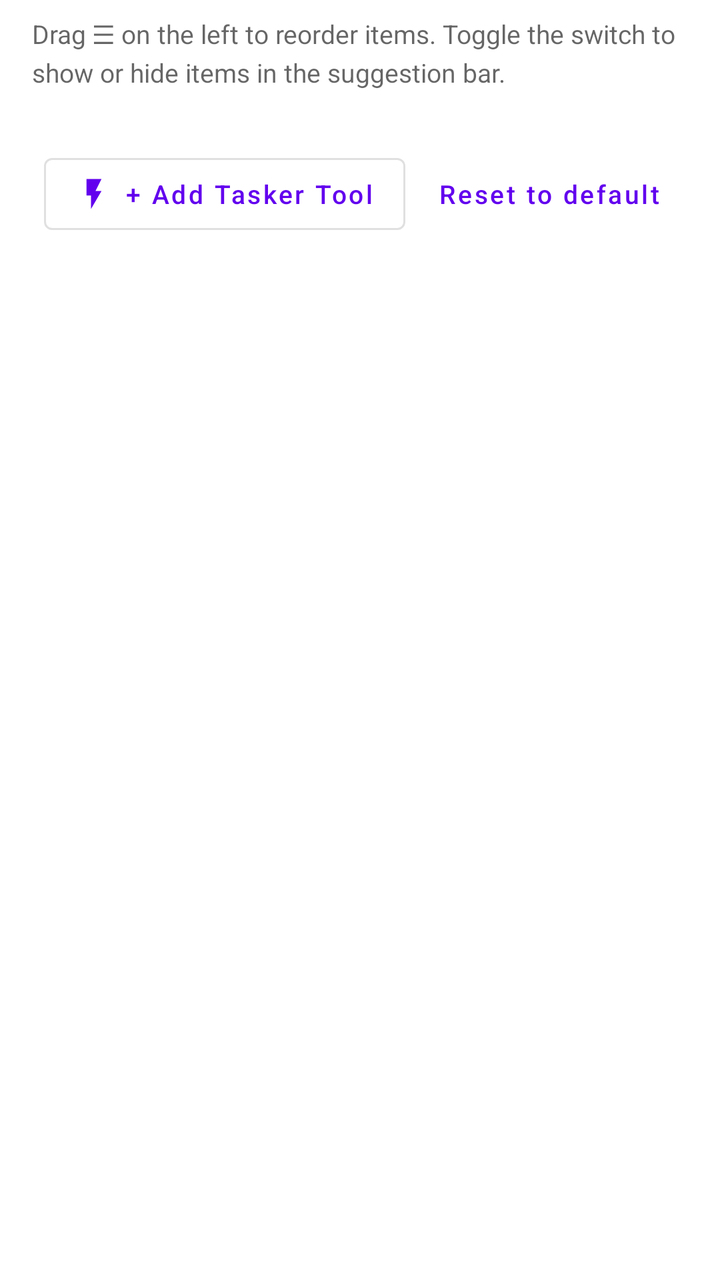
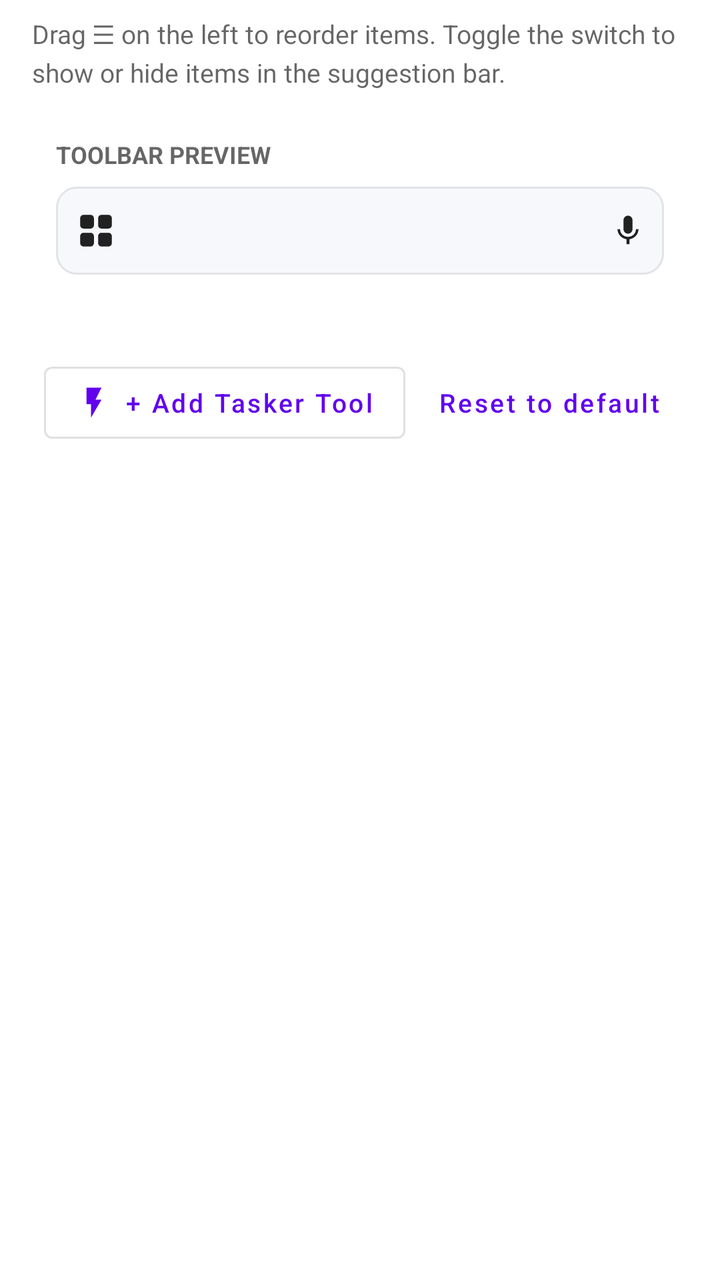

Screens rendered from an Android XML layout before and after an edit, with the pre-edit source and the edit as a unified diff.
<!-- AndroidManifest.xml: fallback theme Theme.MaterialComponents.DayNight.NoActionBar -->
<!-- res/layout/pref_suggestion_tools.xml -->
<?xml version="1.0" encoding="utf-8"?>
<LinearLayout xmlns:android="http://schemas.android.com/apk/res/android"
    xmlns:app="http://schemas.android.com/apk/res-auto"
    android:layout_width="match_parent"
    android:layout_height="wrap_content"
    android:orientation="vertical"
    android:paddingStart="16dp"
    android:paddingEnd="16dp"
    android:paddingTop="8dp"
    android:paddingBottom="16dp">

  
  <TextView
      android:id="@+id/tools_info_tip"
      android:layout_width="match_parent"
      android:layout_height="wrap_content"
      android:text="@string/pref_suggestion_tools_tip"
      android:textSize="13sp"
      android:textColor="?android:attr/textColorSecondary"
      android:lineSpacingMultiplier="1.2"
      android:layout_marginBottom="12dp"/>

  
  <androidx.cardview.widget.CardView
      android:layout_width="match_parent"
      android:layout_height="wrap_content"
      app:cardCornerRadius="20dp"
      app:cardElevation="0dp"
      app:cardBackgroundColor="@color/settings_card_bg"
      android:layout_marginBottom="12dp">

    <androidx.recyclerview.widget.RecyclerView
        android:id="@+id/tools_recycler_view"
        android:layout_width="match_parent"
        android:layout_height="wrap_content"
        android:nestedScrollingEnabled="false"
        android:overScrollMode="never"/>
  </androidx.cardview.widget.CardView>

  
  <LinearLayout
      android:layout_width="match_parent"
      android:layout_height="wrap_content"
      android:orientation="horizontal"
      android:gravity="center"
      android:layout_marginTop="4dp">

    <com.google.android.material.button.MaterialButton
        android:id="@+id/btn_add_tasker_tool"
        style="@style/Widget.MaterialComponents.Button.OutlinedButton"
        android:layout_width="wrap_content"
        android:layout_height="wrap_content"
        android:layout_marginEnd="8dp"
        app:icon="@drawable/ic_tasker_bolt"
        app:iconPadding="6dp"
        app:iconSize="18dp"
        android:text="@string/pref_add_tasker_tool"
        android:textSize="13sp"
        android:textAllCaps="false"/>

    <com.google.android.material.button.MaterialButton
        android:id="@+id/btn_reset_tools"
        style="@style/Widget.MaterialComponents.Button.TextButton"
        android:layout_width="wrap_content"
        android:layout_height="wrap_content"
        android:text="@string/pref_suggestion_tools_reset"
        android:textSize="13sp"
        android:textAllCaps="false"/>
  </LinearLayout>

</LinearLayout>
<!-- resources referenced by this layout -->
<resources>
  <color name="settings_card_bg">#FFFFFF</color>
  <!-- drawable ic_tasker_bolt (drawable) -->
  <?xml version="1.0" encoding="utf-8"?>
  <vector xmlns:android="http://schemas.android.com/apk/res/android"
      android:width="24dp"
      android:height="24dp"
      android:viewportWidth="24"
      android:viewportHeight="24">
    <path
        android:fillColor="#FFFFFFFF"
        android:pathData="M7,2v11h3v9l7,-12h-4l4,-8z"/>
  </vector>
  <string name="pref_add_tasker_tool" translatable="false">+ Add Tasker Tool</string>
  <string name="pref_suggestion_tools_reset" translatable="false">Reset to default</string>
  <string name="pref_suggestion_tools_tip" translatable="false">Drag ☰ on the left to reorder items. Toggle the switch to show or hide items in the suggestion bar.</string>
</resources>

<!-- the commit's change to res/layout/pref_suggestion_tools.xml (unified diff, before → after) -->
@@ -19,6 +19,84 @@
       android:textColor="?android:attr/textColorSecondary"
       android:lineSpacingMultiplier="1.2"
       android:layout_marginBottom="12dp"/>
+
+  
+  <androidx.cardview.widget.CardView
+      android:id="@+id/card_tools_preview"
+      android:layout_width="match_parent"
+      android:layout_height="wrap_content"
+      app:cardCornerRadius="20dp"
+      app:cardElevation="0dp"
+      app:cardBackgroundColor="@color/settings_card_bg"
+      android:layout_marginBottom="12dp">
+
+    <LinearLayout
+        android:layout_width="match_parent"
+        android:layout_height="wrap_content"
+        android:orientation="vertical"
+        android:padding="12dp">
+
+      <TextView
+          android:layout_width="wrap_content"
+          android:layout_height="wrap_content"
+          android:text="@string/pref_suggestion_preview_title"
+          android:textSize="12sp"
+          android:textStyle="bold"
+          android:textColor="?android:attr/textColorSecondary"
+          android:layout_marginBottom="8dp"
+          android:textAllCaps="true"/>
+
+      
+      <FrameLayout
+          android:layout_width="match_parent"
+          android:layout_height="44dp"
+          android:background="@drawable/bg_settings_input_box"
+          android:paddingStart="4dp"
+          android:paddingEnd="4dp">
+
+        <LinearLayout
+            android:layout_width="match_parent"
+            android:layout_height="match_parent"
+            android:orientation="horizontal"
+            android:gravity="center_vertical">
+
+          <ImageView
+              android:id="@+id/preview_menu_button"
+              android:layout_width="32dp"
+              android:layout_height="match_parent"
+              android:src="@drawable/ic_grid_menu"
+              android:tint="?android:attr/textColorPrimary"
+              android:scaleType="fitCenter"
+              android:padding="6dp"/>
+
+          <HorizontalScrollView
+              android:layout_width="0dp"
+              android:layout_height="match_parent"
+              android:layout_weight="1"
+              android:scrollbars="none">
+
+            <LinearLayout
+                android:id="@+id/preview_tools_container"
+                android:layout_width="wrap_content"
+                android:layout_height="match_parent"
+                android:orientation="horizontal"
+                android:gravity="center_vertical"/>
+          </HorizontalScrollView>
+
+          <ImageView
+              android:id="@+id/preview_voice_button"
+              android:layout_width="28dp"
+              android:layout_height="28dp"
+              android:layout_marginStart="4dp"
+              android:src="@drawable/ic_mic"
+              android:tint="?android:attr/textColorPrimary"
+              android:background="@drawable/bg_voice_mic_circle"
+              android:scaleType="fitCenter"
+              android:padding="5dp"/>
+        </LinearLayout>
+      </FrameLayout>
+    </LinearLayout>
+  </androidx.cardview.widget.CardView>
 
   
   <androidx.cardview.widget.CardView
<!-- resource entries referenced after the edit -->
@@ -1,6 +1,46 @@
 <!-- resources referenced by this layout -->
 <resources>
   <color name="settings_card_bg">#FFFFFF</color>
+  <!-- drawable bg_settings_input_box (drawable) -->
+  <?xml version="1.0" encoding="utf-8"?>
+  <shape xmlns:android="http://schemas.android.com/apk/res/android"
+      android:shape="rectangle">
+      <solid android:color="@color/settings_background" />
+      <corners android:radius="10dp" />
+      <stroke android:width="1dp" android:color="@color/settings_divider" />
+  </shape>
+  <!-- drawable bg_voice_mic_circle (drawable) -->
+  <?xml version="1.0" encoding="utf-8"?>
+  <ripple xmlns:android="http://schemas.android.com/apk/res/android"
+      android:color="?attr/colorKeyActivated">
+    <item>
+      <shape android:shape="oval">
+        <solid android:color="?attr/colorKey"/>
+      </shape>
+    </item>
+  </ripple>
+  <!-- drawable ic_grid_menu (drawable) -->
+  <?xml version="1.0" encoding="utf-8"?>
+  <vector xmlns:android="http://schemas.android.com/apk/res/android"
+      android:width="24dp"
+      android:height="24dp"
+      android:viewportWidth="24"
+      android:viewportHeight="24">
+    <path
+        android:fillColor="#FFFFFFFF"
+        android:pathData="M 4.5,2.5 h 4.25 a 2,2 0 0 1 2,2 v 4.25 a 2,2 0 0 1 -2,2 h -4.25 a 2,2 0 0 1 -2,-2 v -4.25 a 2,2 0 0 1 2,-2 z M 15.25,2.5 h 4.25 a 2,2 0 0 1 2,2 v 4.25 a 2,2 0 0 1 -2,2 h -4.25 a 2,2 0 0 1 -2,-2 v -4.25 a 2,2 0 0 1 2,-2 z M 4.5,13.25 h 4.25 a 2,2 0 0 1 2,2 v 4.25 a 2,2 0 0 1 -2,2 h -4.25 a 2,2 0 0 1 -2,-2 v -4.25 a 2,2 0 0 1 2,-2 z M 15.25,13.25 h 4.25 a 2,2 0 0 1 2,2 v 4.25 a 2,2 0 0 1 -2,2 h -4.25 a 2,2 0 0 1 -2,-2 v -4.25 a 2,2 0 0 1 2,-2 z"/>
+  </vector>
+  <!-- drawable ic_mic (drawable) -->
+  <?xml version="1.0" encoding="utf-8"?>
+  <vector xmlns:android="http://schemas.android.com/apk/res/android"
+      android:width="24dp"
+      android:height="24dp"
+      android:viewportWidth="24"
+      android:viewportHeight="24">
+    <path
+        android:fillColor="#FFFFFFFF"
+        android:pathData="M12,14c1.66,0 3,-1.34 3,-3V5c0,-1.66 -1.34,-3 -3,-3S9,3.34 9,5v6c0,1.66 1.34,3 3,3z M17.3,11c0,3 -2.54,5.1 -5.3,5.1S6.7,14 6.7,11H5c0,3.41 2.72,6.23 6,6.72V21h2v-3.28c3.28,-0.49 6,-3.31 6,-6.72h-1.7z"/>
+  </vector>
   <!-- drawable ic_tasker_bolt (drawable) -->
   <?xml version="1.0" encoding="utf-8"?>
   <vector xmlns:android="http://schemas.android.com/apk/res/android"
@@ -13,7 +53,10 @@
         android:pathData="M7,2v11h3v9l7,-12h-4l4,-8z"/>
   </vector>
   <string name="pref_add_tasker_tool" translatable="false">+ Add Tasker Tool</string>
+  <string name="pref_suggestion_preview_title" translatable="false">Toolbar Preview</string>
   <string name="pref_suggestion_tools_reset" translatable="false">Reset to default</string>
   <string name="pref_suggestion_tools_tip" translatable="false">Drag ☰ on the left to reorder items. Toggle the switch to show or hide items in the suggestion bar.</string>
+  <color name="settings_background">#F6F8FC</color>
+  <color name="settings_divider">#E1E3E8</color>
 </resources>
 
